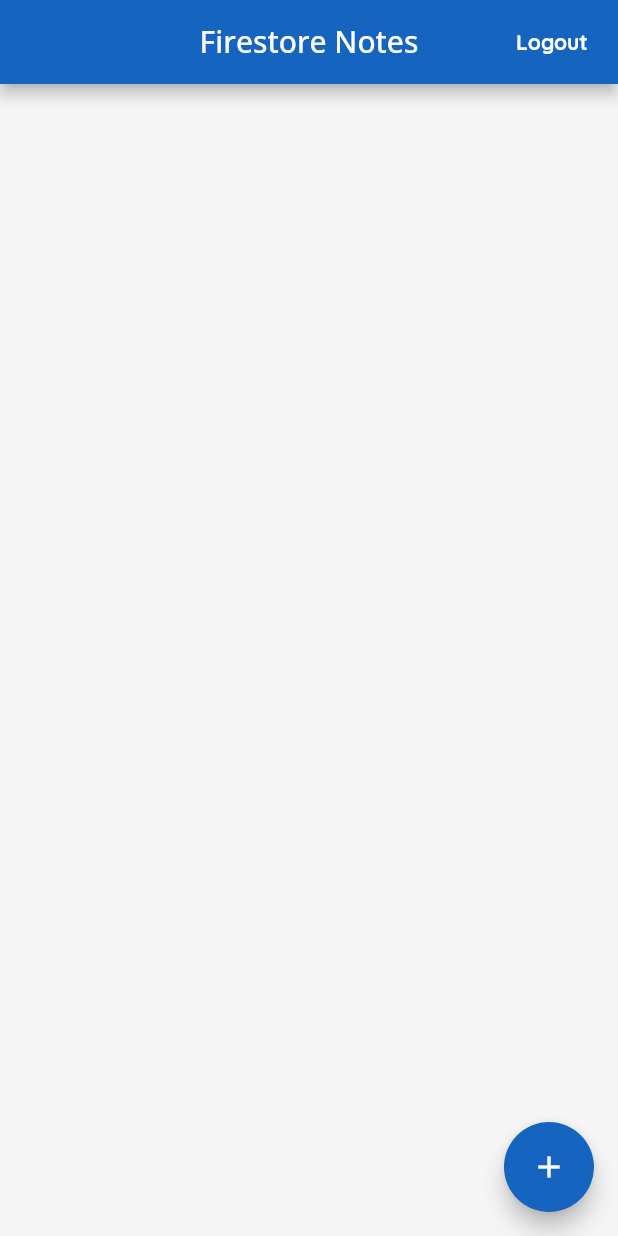
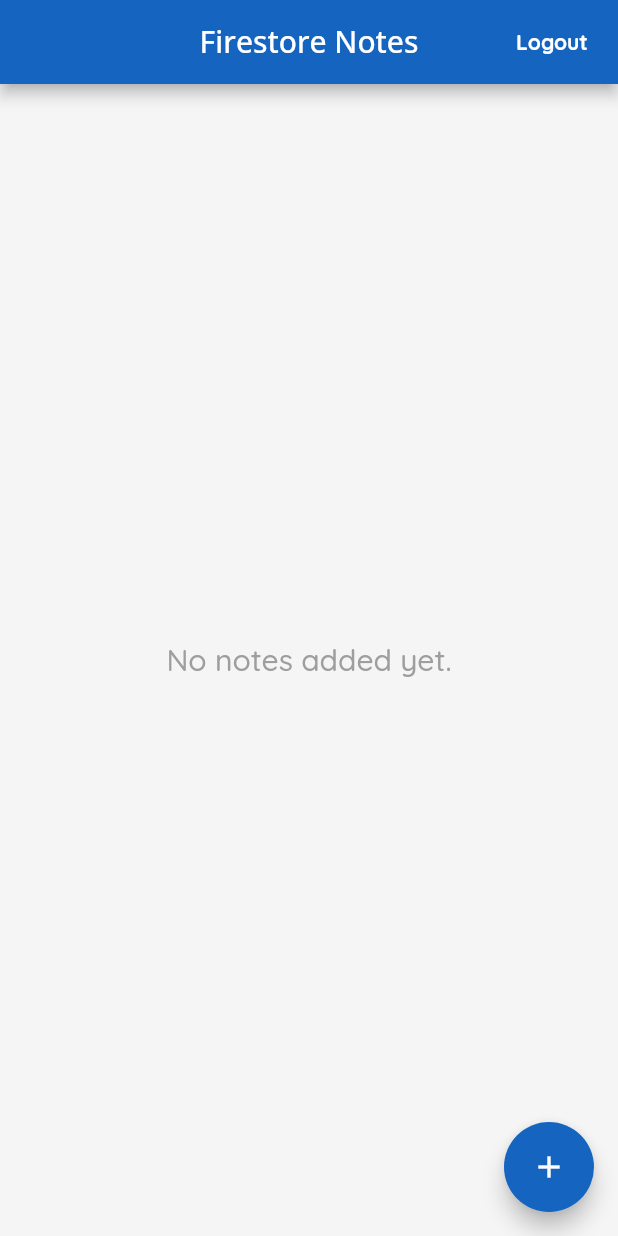
Before and after one commit to lively-bigyan/firestore_notes, a Flutter app: the screen it shows once a user with an empty profile is signed in, on a phone screen of 412 x 824 dp. Run offline on Flutter 3.47's test engine with Material 2 defaults, Android fonts, the phone set to English and light mode, and no system bars; our stand-ins replace cloud_firestore, firebase_auth, firebase_core, fluttertoast, get, google_fonts and 1 more; accounts and stored records are empty.

Commit message:
UI fixes and minor changes

```diff
--- a/lib/views/notes/notes_view.dart
+++ b/lib/views/notes/notes_view.dart
@@ -31,7 +31,17 @@ class ViewNotes extends StatelessWidget {
       ),
       body: GetX<NoteViewController>(
         builder: (ctrl) {
-          if (ctrl != null && ctrl.notes != null) {
+          if (ctrl.notes == null) {
+            return CircularProgressIndicator();
+          } else if (ctrl.notes.length == 0) {
+            return Center(
+              child: Text("No notes added yet.",
+                  style: Theme.of(context)
+                      .textTheme
+                      .headline6
+                      .copyWith(color: Colors.grey)),
+            );
+          } else {
             return ListView.separated(
                 padding: EdgeInsets.all(10),
                 separatorBuilder: (context, i) => const SizedBox(height: 10),
@@ -41,16 +51,6 @@ class ViewNotes extends StatelessWidget {
                       onTap: () => _buildBottomSheet(ctrl.notes[i]),
                       child: NoteCard(note: ctrl.notes[i]));
                 });
-          } else if (ctrl.notes.length == 0) {
-            return Center(
-              child: Text("No notes added yet.",
-                  style: Theme.of(context)
-                      .textTheme
-                      .headline6
-                      .copyWith(color: Colors.grey)),
-            );
-          } else {
-            return CircularProgressIndicator();
           }
         },
       ),
@@ -76,6 +76,7 @@ class ViewNotes extends StatelessWidget {
                 borderRadius: BorderRadius.only(
                     topLeft: Radius.circular(4), topRight: Radius.circular(4))),
             child: Material(
+              color: Colors.white,
               child: Column(
                 mainAxisSize: MainAxisSize.min,
                 children: [
```
Also changed, not shown: lib/views/notes/note_editor.dart (+26 -11 lines), lib/views/notes/widgets/note_card.dart (+4 -4 lines).
